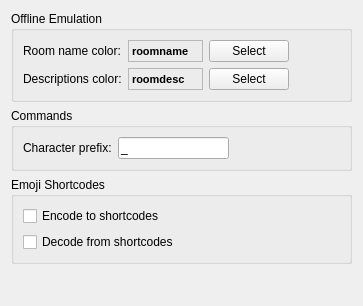
Above: src/preferences/parserpage.ui from MUME/MMapper before the change. Below: the same form after it.
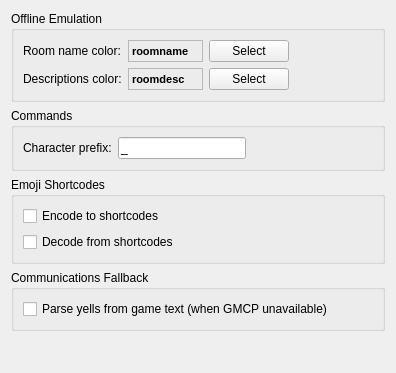
That is the form after the change.

```diff
--- a/src/preferences/parserpage.ui
+++ b/src/preferences/parserpage.ui
@@ -228,6 +228,35 @@
      </layout>
     </widget>
    </item>
+   <item>
+    <widget class="QGroupBox" name="groupBox_4">
+     <property name="title">
+      <string>Communications Fallback</string>
+     </property>
+     <layout class="QGridLayout" name="gridLayout_4">
+      <item row="0" column="0">
+       <widget class="QCheckBox" name="enableYellFallbackParsing">
+        <property name="text">
+         <string>Parse yells from game text (when GMCP unavailable)</string>
+        </property>
+       </widget>
+      </item>
+      <item row="0" column="1">
+       <spacer name="horizontalSpacer_4">
+        <property name="orientation">
+         <enum>Qt::Horizontal</enum>
+        </property>
+        <property name="sizeHint" stdset="0">
+         <size>
+          <width>40</width>
+          <height>20</height>
+         </size>
+        </property>
+       </spacer>
+      </item>
+     </layout>
+    </widget>
+   </item>
    <item>
     <spacer>
      <property name="orientation">
```
